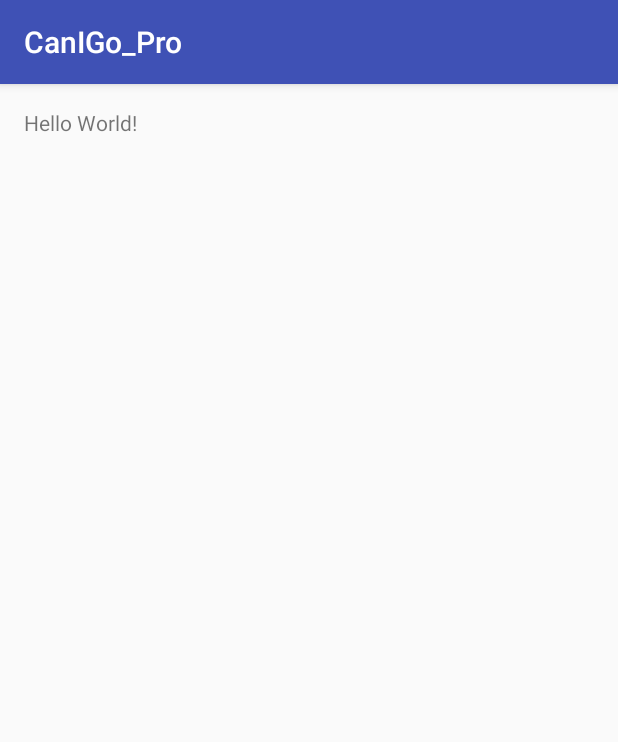
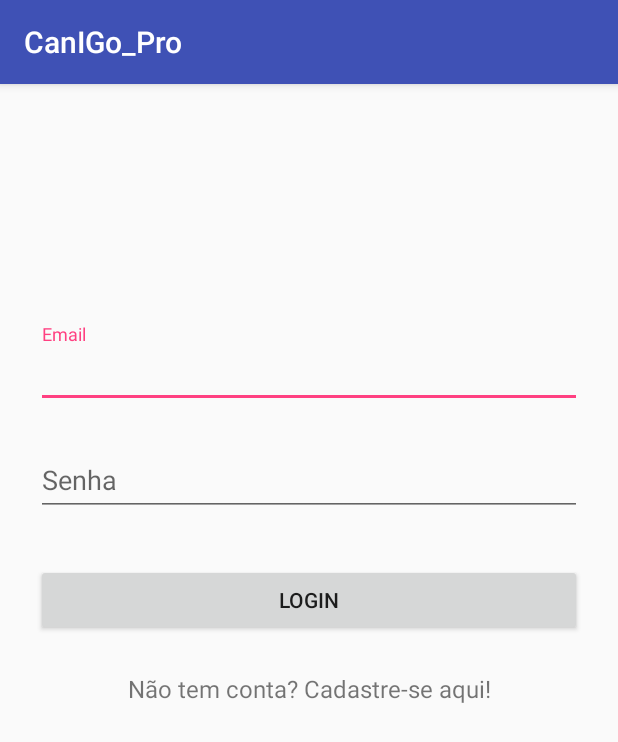
Before and after one commit to cmedeirosviana/CanIGo_Pro, an Android app: the screen it shows after launch (LoginActivity), on a phone screen of 412 x 824 dp. Shown: the top 742 px of the screen. Run offline under Robolectric (Android 15) with nearby library versions, the phone set to English and light mode, and no system bars; our stand-ins replace ButterKnife.

Commit message:
Login Screen
Login Screen para avaliação

```diff
--- a/CanIGo_Pro/app/build.gradle
+++ b/CanIGo_Pro/app/build.gradle
@@ -23,4 +23,6 @@ dependencies {
     compile fileTree(dir: 'libs', include: ['*.jar'])
     testCompile 'junit:junit:4.12'
     compile 'com.android.support:appcompat-v7:23.1.1'
+    compile 'com.android.support:design:23.1.1'
+    compile 'com.jakewharton:butterknife:6.1.0'
 }
--- a/CanIGo_Pro/app/src/main/AndroidManifest.xml
+++ b/CanIGo_Pro/app/src/main/AndroidManifest.xml
@@ -8,7 +8,7 @@
         android:label="@string/app_name"
         android:supportsRtl="true"
         android:theme="@style/AppTheme" >
-        <activity android:name=".LoginActivity" >
+        <activity android:name=".View.LoginActivity" >
             <intent-filter>
                 <action android:name="android.intent.action.MAIN" />
 
--- /dev/null
+++ b/CanIGo_Pro/app/src/main/java/paprica_company/canigo_pro/View/LoginActivity.java
@@ -0,0 +1,138 @@
+package paprica_company.canigo_pro.View;
+
+import android.app.ProgressDialog;
+import android.content.Intent;
+import android.support.v7.app.AppCompatActivity;
+import android.os.Bundle;
+import android.util.Log;
+import android.view.View;
+import android.widget.Button;
+import android.widget.EditText;
+import android.widget.TextView;
+import android.widget.Toast;
+
+import butterknife.ButterKnife;
+import butterknife.InjectView;
+import paprica_company.canigo_pro.R;
+
+public class LoginActivity extends AppCompatActivity
+{
+    private static final String TAG = "LoginActivity";
+    private static final int REQUEST_SIGNUP = 0;
+    private final int senhaMinCaracteres = 4;
+    private final int senhaMaxCaracteres = 10;
+
+        @InjectView(R.id.input_email_login) EditText _emailText;
+        @InjectView(R.id.input_password_login) EditText _passwordText;
+        @InjectView(R.id.btn_login) Button _loginButton;
+        @InjectView(R.id.link_signup) TextView _signupLink;
+
+        @Override
+        public void onCreate(Bundle savedInstanceState) {
+            super.onCreate(savedInstanceState);
+            setContentView(R.layout.activity_login);
+            ButterKnife.inject(this);
+
+            _loginButton.setOnClickListener(new View.OnClickListener() {
+
+                @Override
+                public void onClick(View v) {
+                    login();
+                }
+            });
+
+            _signupLink.setOnClickListener(new View.OnClickListener() {
+
+                @Override
+                public void onClick(View v) {
+                    // Start the Signup activity
+                   // Intent intent = new Intent(getApplicationContext(), SignActivity.class);
+                   // startActivityForResult(intent, REQUEST_SIGNUP);
+                }
+            });
+        }
+
+        public void login() {
+            Log.d(TAG, "Login");
+
+            if (!validate()) {
+                onLoginFailed();
+                return;
+            }
+
+            _loginButton.setEnabled(false);
+
+            final ProgressDialog progressDialog = new ProgressDialog(LoginActivity.this);
+            progressDialog.setIndeterminate(true);
+            progressDialog.setMessage("Autenticando...");
+            progressDialog.show();
+
+            String email = _emailText.getText().toString();
+            String password = _passwordText.getText().toString();
+
+            // TODO: Banco de dados.
+
+            new android.os.Handler().postDelayed(
+                    new Runnable() {
+                        public void run() {
+                            // On complete call either onLoginSuccess or onLoginFailed
+                            onLoginSuccess();
+                            // onLoginFailed();
+                            progressDialog.dismiss();
+                        }
+                    }, 3000);
+        }
+
+
+        @Override
+        protected void onActivityResult(int requestCode, int resultCode, Intent data) {
+            if (requestCode == REQUEST_SIGNUP) {
+                if (resultCode == RESULT_OK) {
+
+                    // TODO: Implement successful signup logic here
+                    // By default we just finish the Activity and log them in automatically
+                    this.finish();
+                }
+            }
+        }
+
+        @Override
+        public void onBackPressed() {
+            // disable going back to the MainActivity
+            moveTaskToBack(true);
+        }
+
+        public void onLoginSuccess() {
+            _loginButton.setEnabled(true);
+
+        }
+
+        public void onLoginFailed() {
+            Toast.makeText(getBaseContext(), "Login falhou", Toast.LENGTH_LONG).show();
+
+            _loginButton.setEnabled(true);
+        }
+
+        public boolean validate() {
+            boolean valid = true;
+
+            String email = _emailText.getText().toString();
+            String password = _passwordText.getText().toString();
+
+            if (email.isEmpty() || !android.util.Patterns.EMAIL_ADDRESS.matcher(email).matches()) {
+                _emailText.setError("Insira um e-mail válido");
+                valid = false;
+            } else {
+                _emailText.setError(null);
+            }
+
+            if (password.isEmpty() || password.length() < senhaMinCaracteres || password.length() > senhaMaxCaracteres) {
+                _passwordText.setError("Entre" + senhaMinCaracteres + "e" + senhaMaxCaracteres + "caracteres");
+                valid = false;
+            } else {
+                _passwordText.setError(null);
+            }
+
+            return valid;
+        }
+}
--- a/CanIGo_Pro/app/src/main/res/layout/activity_login.xml
+++ b/CanIGo_Pro/app/src/main/res/layout/activity_login.xml
@@ -1,11 +1,67 @@
 <?xml version="1.0" encoding="utf-8"?>
-<RelativeLayout xmlns:android="http://schemas.android.com/apk/res/android"
-    xmlns:tools="http://schemas.android.com/tools" android:layout_width="match_parent"
-    android:layout_height="match_parent" android:paddingLeft="@dimen/activity_horizontal_margin"
-    android:paddingRight="@dimen/activity_horizontal_margin"
-    android:paddingTop="@dimen/activity_vertical_margin"
-    android:paddingBottom="@dimen/activity_vertical_margin" tools:context=".LoginActivity">
+<ScrollView xmlns:android="http://schemas.android.com/apk/res/android"
+    android:layout_width="fill_parent"
+    android:layout_height="fill_parent"
+    android:fitsSystemWindows="true">
 
-    <TextView android:text="Hello World!" android:layout_width="wrap_content"
-        android:layout_height="wrap_content" />
-</RelativeLayout>
+    <LinearLayout
+        android:orientation="vertical"
+        android:layout_width="match_parent"
+        android:layout_height="wrap_content"
+        android:paddingTop="56dp"
+        android:paddingLeft="24dp"
+        android:paddingRight="24dp">
+
+        <ImageView
+            android:layout_width="wrap_content"
+            android:layout_height="72dp"
+            android:layout_marginBottom="24dp"
+            android:layout_gravity="center_horizontal" />
+
+        <!-- Email Label -->
+        <android.support.design.widget.TextInputLayout
+            android:layout_width="match_parent"
+            android:layout_height="wrap_content"
+            android:layout_marginTop="8dp"
+            android:layout_marginBottom="8dp">
+
+            <EditText android:id="@+id/input_email_login"
+                android:layout_width="match_parent"
+                android:layout_height="wrap_content"
+                android:inputType="textEmailAddress"
+                android:hint="Email" />
+
+        </android.support.design.widget.TextInputLayout>
+
+        <!-- Password Label -->
+        <android.support.design.widget.TextInputLayout
+            android:layout_width="match_parent"
+            android:layout_height="wrap_content"
+            android:layout_marginTop="8dp"
+            android:layout_marginBottom="8dp">
+            <EditText android:id="@+id/input_password_login"
+                android:layout_width="match_parent"
+                android:layout_height="wrap_content"
+                android:inputType="textPassword"
+                android:hint="Senha"/>
+        </android.support.design.widget.TextInputLayout>
+
+        <android.support.v7.widget.AppCompatButton
+            android:id="@+id/btn_login"
+            android:layout_width="fill_parent"
+            android:layout_height="wrap_content"
+            android:layout_marginTop="24dp"
+            android:layout_marginBottom="24dp"
+            android:padding="12dp"
+            android:text="Login"/>
+
+        <TextView android:id="@+id/link_signup"
+            android:layout_width="fill_parent"
+            android:layout_height="wrap_content"
+            android:layout_marginBottom="24dp"
+            android:text="Não tem conta? Cadastre-se aqui!"
+            android:gravity="center"
+            android:textSize="16dip"/>
+
+    </LinearLayout>
+</ScrollView>
```
Also changed, not shown: CanIGo_Pro/app/src/main/java/paprica_company/canigo_pro/Model/UsuarioModel.java (added, +23 -0 lines), 1 other file.
